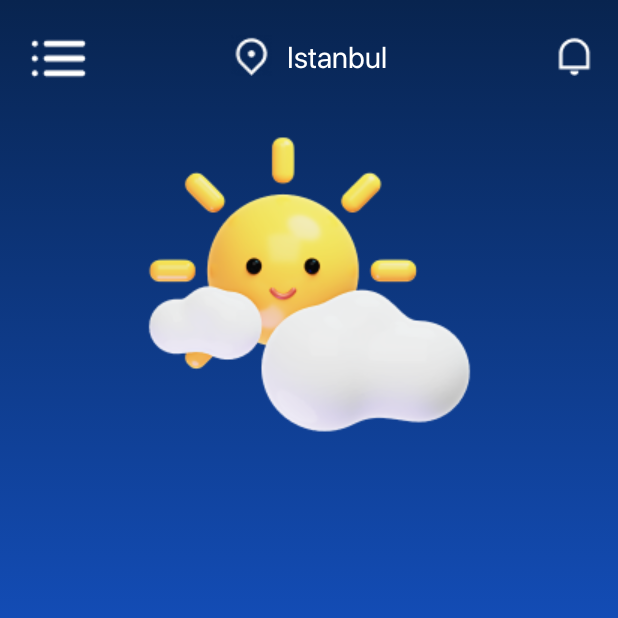
After one commit to betulAkgull/sunnie, an Android app: the fragment HomeFragment shown on its own in the app's theme, on a phone screen of 412 x 824 dp, the top half of it. The commit adds this screen. Run offline under Robolectric (Android 15) with nearby library versions, the phone set to English and light mode, and no system bars.

Commit message:
home fragment

```diff
--- /dev/null
+++ b/app/src/main/java/com/example/weatherapp/ui/home/HomeFragment.kt
@@ -0,0 +1,21 @@
+package com.example.weatherapp.ui.home
+
+import android.os.Bundle
+import android.view.View
+import androidx.fragment.app.Fragment
+import com.example.weatherapp.R
+import com.example.weatherapp.common.viewBinding
+import com.example.weatherapp.databinding.FragmentHomeBinding
+
+class HomeFragment : Fragment(R.layout.fragment_home) {
+
+    private val binding by viewBinding(FragmentHomeBinding::bind)
+
+    override fun onViewCreated(view: View, savedInstanceState: Bundle?) {
+        super.onViewCreated(view, savedInstanceState)
+
+        with(binding) {
+
+        }
+    }
+}
--- /dev/null
+++ b/app/src/main/res/layout/fragment_home.xml
@@ -0,0 +1,69 @@
+<?xml version="1.0" encoding="utf-8"?>
+<androidx.constraintlayout.widget.ConstraintLayout xmlns:android="http://schemas.android.com/apk/res/android"
+    xmlns:app="http://schemas.android.com/apk/res-auto"
+    xmlns:tools="http://schemas.android.com/tools"
+    android:layout_width="match_parent"
+    android:layout_height="match_parent">
+
+    <ImageView
+        android:id="@+id/imageView2"
+        android:layout_width="wrap_content"
+        android:layout_height="wrap_content"
+        android:layout_marginTop="15dp"
+        android:layout_marginStart="15dp"
+        app:layout_constraintStart_toStartOf="parent"
+        app:layout_constraintTop_toTopOf="parent"
+        android:background="@android:color/transparent"
+        app:srcCompat="@drawable/ic_menu" />
+
+    <LinearLayout
+        android:id="@+id/linearLayout"
+        android:layout_width="wrap_content"
+        android:layout_height="wrap_content"
+        android:layout_marginTop="8dp"
+        android:background="@android:color/transparent"
+        android:orientation="horizontal"
+        app:layout_constraintEnd_toEndOf="parent"
+        app:layout_constraintHorizontal_bias="0.373"
+        app:layout_constraintStart_toEndOf="@+id/imageView2"
+        app:layout_constraintTop_toTopOf="@+id/imageView2">
+
+        <ImageView
+            android:layout_width="wrap_content"
+            android:layout_height="wrap_content"
+            android:background="@android:color/transparent"
+            android:src="@drawable/ic_map" />
+
+        <TextView
+            style="@style/textSmall"
+            android:layout_width="wrap_content"
+            android:layout_height="wrap_content"
+            android:layout_marginStart="10dp"
+            android:background="@android:color/transparent"
+            android:text="Istanbul" />
+
+    </LinearLayout>
+
+    <ImageView
+        android:layout_width="wrap_content"
+        android:layout_height="wrap_content"
+        android:layout_marginEnd="15dp"
+        android:background="@android:color/transparent"
+        android:src="@drawable/ic_notif"
+        app:layout_constraintEnd_toEndOf="parent"
+        app:layout_constraintHorizontal_bias="1.0"
+        app:layout_constraintStart_toEndOf="@+id/linearLayout"
+        app:layout_constraintTop_toTopOf="@+id/linearLayout" />
+
+
+    <ImageView
+        android:layout_width="wrap_content"
+        android:layout_height="wrap_content"
+        android:layout_marginTop="30dp"
+        android:background="@android:color/transparent"
+        android:src="@drawable/partly_cloudy_day"
+
+        app:layout_constraintEnd_toEndOf="parent"
+        app:layout_constraintStart_toStartOf="parent"
+        app:layout_constraintTop_toBottomOf="@+id/linearLayout" />
+</androidx.constraintlayout.widget.ConstraintLayout>
--- a/app/src/main/res/values/themes.xml
+++ b/app/src/main/res/values/themes.xml
@@ -17,7 +17,7 @@
     <style name="textSmall">
         <item name="android:background">@android:color/transparent</item>
         <item name="android:textSize">@dimen/textSmall</item>
-        <item name="fontFamily">@font/sfpromedium</item>
+        <item name="fontFamily">@font/sfproregular</item>
     </style>
 
     <style name="buttonSmall">
```
Also changed, not shown: app/src/main/res/drawable/ic_menu.png.
